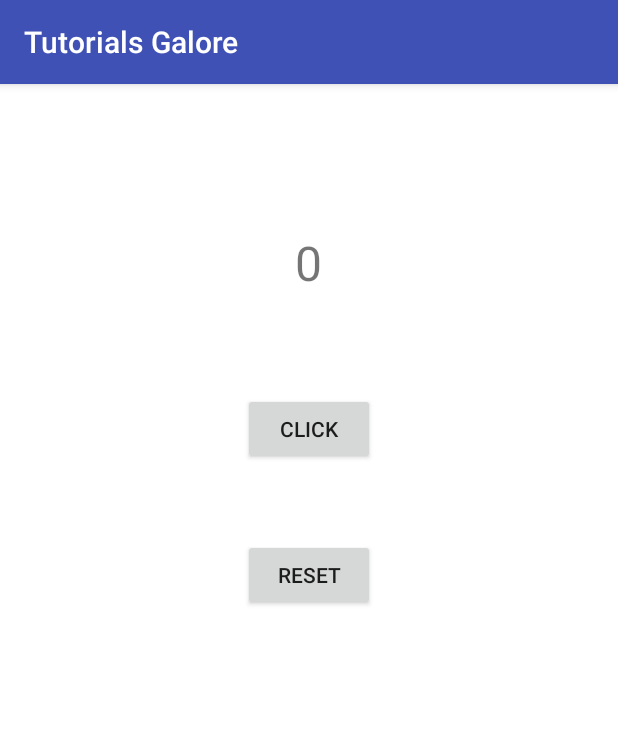
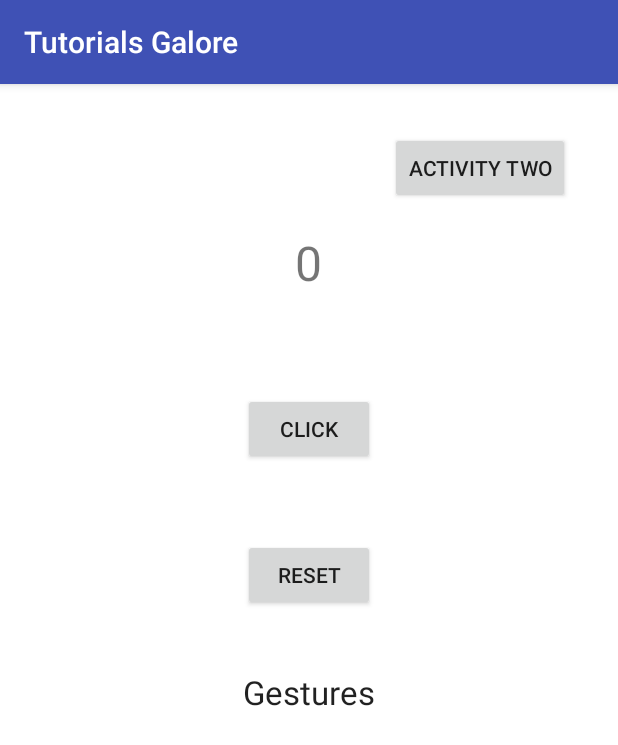
Before and after one commit to scottpchow23/Tutorials-Galore, an Android app: the screen it shows after launch (MainActivity), on a phone screen of 412 x 824 dp. Shown: the top 745 px of the screen. Run offline under Robolectric (Android 15) with nearby library versions, the phone set to English and light mode, and no system bars.

```diff
--- a/app/build.gradle
+++ b/app/build.gradle
@@ -23,4 +23,6 @@ dependencies {
     compile fileTree(dir: 'libs', include: ['*.jar'])
     testCompile 'junit:junit:4.12'
     compile 'com.android.support:appcompat-v7:23.4.0'
+    compile "com.android.support:support-v4:24.1.1"
+
 }
--- a/app/src/main/java/com/example/scott/tutorialsgalore/MainActivity.java
+++ b/app/src/main/java/com/example/scott/tutorialsgalore/MainActivity.java
@@ -1,28 +1,50 @@
 package com.example.scott.tutorialsgalore;
 
+import android.content.Intent;
 import android.support.v7.app.AppCompatActivity;
 import android.os.Bundle;
+import android.view.GestureDetector;
 import android.view.View;
 import android.widget.Button;
 import android.widget.TextView;
 
-public class MainActivity extends AppCompatActivity {
+import android.view.MotionEvent;
+import android.support.v4.view.GestureDetectorCompat;
 
+public class MainActivity extends AppCompatActivity implements GestureDetector.OnGestureListener, GestureDetector.OnDoubleTapListener {
 
-    Button addButton;
-    Button resetButton;
-    TextView textViewCount;
+    private Button addButton;
+    private Button resetButton;
+    private Button activityTwoButton;
+    private TextView textViewCount;
+    private TextView gestureTextView;
+    private GestureDetectorCompat gesture;
 
     @Override
     protected void onCreate(Bundle savedInstanceState) {
         super.onCreate(savedInstanceState);
         setContentView(R.layout.activity_main);
+
         //Buttons
-        addButton = (Button)findViewById(R.id.addButton);
+        addButton = (Button)findViewById(R.id.addButton2);
         resetButton = (Button)findViewById(R.id.resetButton);
+        activityTwoButton = (Button)findViewById(R.id.toActivityTwoButton);
         //Text View
-        textViewCount = (TextView)findViewById(R.id.textViewCount);
+        textViewCount = (TextView)findViewById(R.id.textViewCount2);
+        gestureTextView = (TextView)findViewById(R.id.gestureTextView);
+        //Gesture Detector, with this referring to 1. context, 2. listener
+        this.gesture = new GestureDetectorCompat(this, this);
 
+        activityTwoButton.setOnClickListener(new View.OnClickListener() {
+            @Override
+            public void onClick(View v) {
+                Intent intent = new Intent(getApplicationContext(), Main2Activity.class);
+                System.out.print("hello");
+                int number = Integer.parseInt(textViewCount.getText().toString());
+                intent.putExtra("count", number);
+                startActivityForResult(intent, 1);
+            }
+        });
 
         //Click "Click" button
         addButton.setOnClickListener(new View.OnClickListener() {
@@ -42,5 +64,77 @@ public class MainActivity extends AppCompatActivity {
                 textViewCount.setText("0");
             }
         });
+
+        gesture.setOnDoubleTapListener(this);
+    }
+
+    @Override
+    protected void onActivityResult(int requestCode, int resultCode, Intent data) {
+//        super.onActivityResult(requestCode, resultCode, data);
+        if (requestCode == 1){
+            if (resultCode == RESULT_OK){
+                int number = data.getIntExtra("count2", 0);
+                textViewCount.setText("" + number);
+            }
+        }
+    }
+
+    @Override
+    public boolean onTouchEvent(MotionEvent event) {
+        return this.gesture.onTouchEvent(event);
+        //return super.onTouchEvent(event);
+    }
+
+
+    @Override
+    public boolean onSingleTapConfirmed(MotionEvent e) {
+        gestureTextView.setText("Single tap");
+        return true;
+    }
+
+    @Override
+    public boolean onDoubleTap(MotionEvent e) {
+        gestureTextView.setText("Double tap");
+        return true;
+    }
+
+    @Override
+    public boolean onDoubleTapEvent(MotionEvent e) {
+        gestureTextView.setText("Double tap event");
+        return true;
+    }
+
+    @Override
+    public boolean onDown(MotionEvent e) {
+        gestureTextView.setText("Down");
+        return true;
+    }
+
+    @Override
+    public void onShowPress(MotionEvent e) {
+        gestureTextView.setText("Show press");
+    }
+
+    @Override
+    public boolean onSingleTapUp(MotionEvent e) {
+        gestureTextView.setText("Single tap up");
+        return true;
+    }
+
+    @Override
+    public boolean onScroll(MotionEvent e1, MotionEvent e2, float distanceX, float distanceY) {
+        gestureTextView.setText("Scrolling");
+        return true;
+    }
+
+    @Override
+    public void onLongPress(MotionEvent e) {
+        gestureTextView.setText("Long press");
+    }
+
+    @Override
+    public boolean onFling(MotionEvent e1, MotionEvent e2, float velocityX, float velocityY) {
+        gestureTextView.setText("Fling");
+        return true;
     }
 }
--- a/app/src/main/res/layout/activity_main.xml
+++ b/app/src/main/res/layout/activity_main.xml
@@ -16,7 +16,7 @@
         android:layout_width="wrap_content"
         android:layout_height="wrap_content"
         android:layout_marginTop="65dp"
-        android:id="@+id/textViewCount"
+        android:id="@+id/textViewCount2"
         android:textSize="32dp"
         android:layout_alignParentTop="true"
         android:layout_centerHorizontal="true" />
@@ -25,8 +25,8 @@
         android:layout_width="wrap_content"
         android:layout_height="wrap_content"
         android:text="Click"
-        android:id="@+id/addButton"
-        android:layout_below="@+id/textViewCount"
+        android:id="@+id/addButton2"
+        android:layout_below="@+id/textViewCount2"
         android:layout_centerHorizontal="true"
         android:layout_marginTop="65dp" />
 
@@ -35,8 +35,27 @@
         android:layout_height="wrap_content"
         android:text="Reset"
         android:id="@+id/resetButton"
-        android:layout_below="@+id/addButton"
-        android:layout_alignStart="@+id/addButton"
+        android:layout_below="@+id/addButton2"
+        android:layout_alignStart="@+id/addButton2"
         android:layout_marginTop="49dp" />
 
+    <TextView
+        android:layout_width="wrap_content"
+        android:layout_height="wrap_content"
+        android:textAppearance="?android:attr/textAppearanceLarge"
+        android:text="Gestures"
+        android:id="@+id/gestureTextView"
+        android:layout_below="@+id/resetButton"
+        android:layout_centerHorizontal="true"
+        android:layout_marginTop="39dp" />
+
+    <Button
+        style="?android:attr/buttonStyleSmall"
+        android:layout_width="wrap_content"
+        android:layout_height="wrap_content"
+        android:text="Activity Two"
+        android:id="@+id/toActivityTwoButton"
+        android:layout_alignParentTop="true"
+        android:layout_alignParentEnd="true" />
+
 </RelativeLayout>
--- a/build.gradle
+++ b/build.gradle
@@ -6,7 +6,6 @@ buildscript {
     }
     dependencies {
         classpath 'com.android.tools.build:gradle:2.1.2'
-
         // NOTE: Do not place your application dependencies here; they belong
         // in the individual module build.gradle files
     }
```
Also changed, not shown: app/src/main/AndroidManifest.xml (+4 -3 lines), app/src/main/java/com/example/scott/tutorialsgalore/Main2Activity.java (added, +58 -0 lines), app/src/main/res/layout/activity_main2.xml (added, +40 -0 lines).
